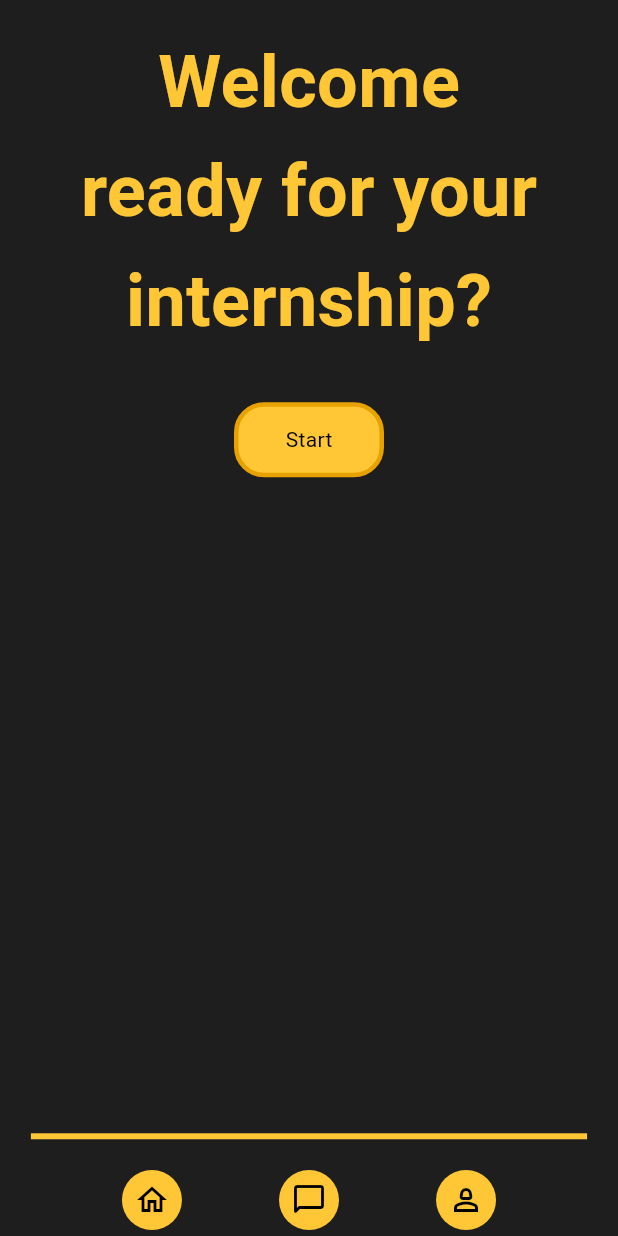
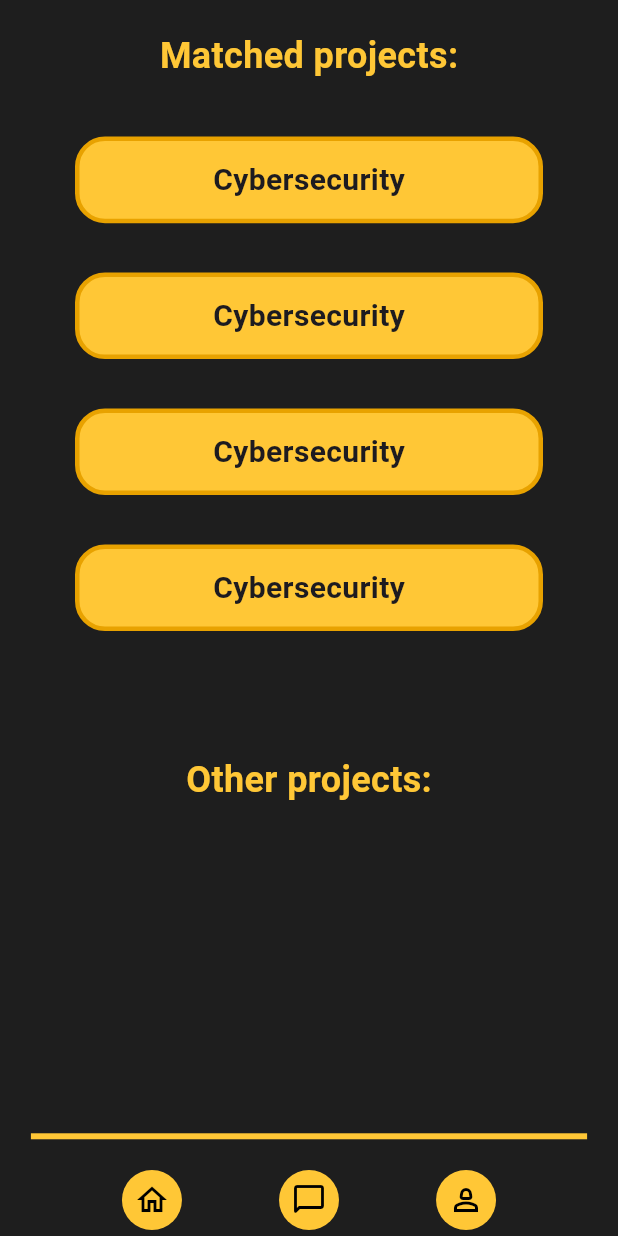
Before and after one commit to DIVD-works/_app, a Flutter app: the ScaffoldPage screen opened directly, after a tap on the "chat bubble outline" icon, on a phone screen of 412 x 824 dp. Run offline on Flutter 3.47's test engine with Material 3 defaults, Android fonts, the phone set to English and light mode, and no system bars; Roboto replaces fonts that are missing (Arial).

Commit message:
Projects page and small changes

```diff
--- a/lib/pages/profilepage.dart
+++ b/lib/pages/profilepage.dart
@@ -104,8 +104,12 @@ class ProfilePage extends StatelessWidget {
                     MaterialPageRoute(builder: (context) => VragenPage()),
                   );
                 },
-                width: 100.0,
-                height: 50,
+                width: MediaQuery.of(context).size.width * 0.8,
+                height: MediaQuery.of(context).size.height * 0.05,
+                style: TextStyle(
+                  fontSize: 20.0,
+                  fontWeight: FontWeight.bold,
+                ),
               ),
             ),
           ],
--- /dev/null
+++ b/lib/pages/projects.dart
@@ -0,0 +1,110 @@
+import 'package:flutter/material.dart';
+import '../widgets/empty-screen.dart';
+import '../widgets/button2.dart';
+
+class ProjectPage extends StatelessWidget {
+  const ProjectPage({super.key});
+
+  @override
+  Widget build(BuildContext context) {
+    return ScaffoldPage(
+      child: Padding(
+        padding: const EdgeInsets.symmetric(horizontal: 50.0),
+        child: Column(
+          mainAxisAlignment: MainAxisAlignment.center,
+          crossAxisAlignment: CrossAxisAlignment.center,
+          children: [
+            Padding(
+              padding: const EdgeInsets.only(top: 20.0),
+              child: Column(
+                crossAxisAlignment: CrossAxisAlignment.center,
+                children: [
+                  Text(
+                    'Matched projects:',
+                    style: TextStyle(
+                      fontSize: 24,
+                      fontWeight: FontWeight.bold,
+                      color: Color(0xFFFFC736),
+                      fontFamily: 'Arial',
+                    ),
+                  ),
+                  SizedBox(height: MediaQuery.of(context).size.height * 0.005,),
+                ],
+              ),
+            ),
+            SizedBox(height: MediaQuery.of(context).size.height * 0.04,),
+            Center(
+              child: Button2(
+                text: "Cybersecurity",
+                onPressed: () {
+                  print('Button Pressed!');
+                },
+                width: MediaQuery.of(context).size.width * 0.8,
+                height: MediaQuery.of(context).size.height * 0.07,
+                style: TextStyle(
+                  fontSize: 20.0,
+                  fontWeight: FontWeight.bold,
+                ),
+              ),
+            ),
+            SizedBox(height: MediaQuery.of(context).size.height * 0.04,),
+            Center(
+              child: Button2(
+                text: "Cybersecurity",
+                onPressed: () {
+                  print('Button Pressed!');
+                },
+                width: MediaQuery.of(context).size.width * 0.8,
+                height: MediaQuery.of(context).size.height * 0.07,
+                style: TextStyle(
+                  fontSize: 20.0,
+                  fontWeight: FontWeight.bold,
+                ),
+              ),
+            ),
+            SizedBox(height: MediaQuery.of(context).size.height * 0.04,),
+            Center(
+              child: Button2(
+                text: "Cybersecurity",
+                onPressed: () {
+                  print('Button Pressed!');
+                },
+                width: MediaQuery.of(context).size.width * 0.8,
+                height: MediaQuery.of(context).size.height * 0.07,
+                style: TextStyle(
+                  fontSize: 20.0,
+                  fontWeight: FontWeight.bold,
+                ),
+              ),
+            ),
+            SizedBox(height: MediaQuery.of(context).size.height * 0.04,),
+            Center(
+              child: Button2(
+                text: "Cybersecurity",
+                onPressed: () {
+                  print('Button Pressed!');
+                },
+                width: MediaQuery.of(context).size.width * 0.8,
+                height: MediaQuery.of(context).size.height * 0.07,
+                style: TextStyle(
+                  fontSize: 20.0,
+                  fontWeight: FontWeight.bold,
+                ),
+              ),
+            ),
+            SizedBox(height: MediaQuery.of(context).size.height * 0.1,),
+            Text(
+              'Other projects:',
+                style: TextStyle(
+                  fontSize: 24,
+                  fontWeight: FontWeight.bold,
+                  color: Color(0xFFFFC736),
+                  fontFamily: 'Arial',
+                ),
+              ),
+          ],
+        ),
+      ),
+    );
+  }
+}
--- a/lib/pages/startpage.dart
+++ b/lib/pages/startpage.dart
@@ -52,7 +52,7 @@ class StartPage extends StatelessWidget {
                 ],
               ),
             ),
-            SizedBox(height: MediaQuery.of(context).size.height * 0.04,),
+            SizedBox(height: MediaQuery.of(context).size.height * 0.15,),
             Center(
                 child: Button2(
                   text: "Start",
@@ -62,8 +62,12 @@ class StartPage extends StatelessWidget {
                       MaterialPageRoute(builder: (context) => VragenPage()),
                     );
                   },
-                  width: 100.0,
-                  height: 50,
+                width: MediaQuery.of(context).size.width * 0.3,
+                height: MediaQuery.of(context).size.height * 0.06,
+                style: TextStyle(
+                  fontSize: 20.0,
+                  fontWeight: FontWeight.bold,
+                  ),
                 ),
               )
           ],
--- a/lib/widgets/button2.dart
+++ b/lib/widgets/button2.dart
@@ -6,6 +6,7 @@ class Button2 extends StatelessWidget {
   final double width;
   final double height;
   final Color borderColor;
+  final TextStyle style;
 
   const Button2({
     super.key,
@@ -14,6 +15,7 @@ class Button2 extends StatelessWidget {
     this.width = 200.0,
     this.height = 50.0,
     this.borderColor = const Color(0xFFE8A200),
+    required this.style,
   });
 
   @override
@@ -38,10 +40,7 @@ class Button2 extends StatelessWidget {
           child: Center(
             child: Text(
               text,
-              style: TextStyle(
-                fontFamily: 'Arial',
-                color: Colors.black,
-              ),
+              style: style,
             ),
           ),
         ),
--- a/lib/widgets/empty-screen.dart
+++ b/lib/widgets/empty-screen.dart
@@ -2,6 +2,7 @@ import 'package:flutter/material.dart';
 import 'button.dart';
 import '../pages/startpage.dart';
 import '../pages/profilepage.dart';
+import '../pages/projects.dart';
 
 class ScaffoldPage extends StatelessWidget {
   final Widget child;
@@ -50,7 +51,10 @@ class ScaffoldPage extends StatelessWidget {
                 Button(
                   icon: Icons.chat_bubble_outline_rounded,
                   onPressed: () {
-                    print("Chat button pressed");
+                    Navigator.push(
+                      context,
+                      MaterialPageRoute(builder: (context) => ProjectPage()),
+                    );
                   },
                 ),
                 Button(
--- a/pubspec.yaml
+++ b/pubspec.yaml
@@ -58,7 +58,9 @@ flutter:
   uses-material-design: true
 
   assets:
-    - lib/img/Liam.png
+    - assets/img/Liam.png
+    - assets/img/project_1.png
+    - assets/img/project_2.png
   # To add assets to your application, add an assets section, like this:
   # assets:
   #   - images/a_dot_burr.jpeg
```
Also changed, not shown: assets/img/Liam.png (renamed from lib/img/Liam.png), assets/img/project_1.png (added), assets/img/project_2.png (added).
